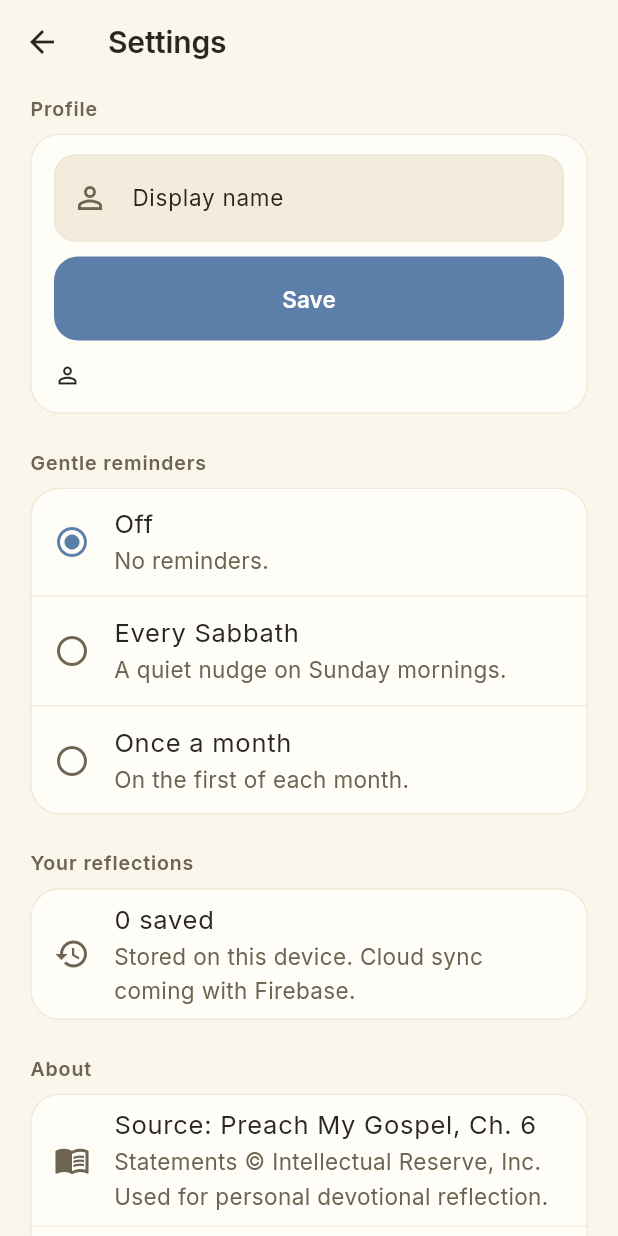
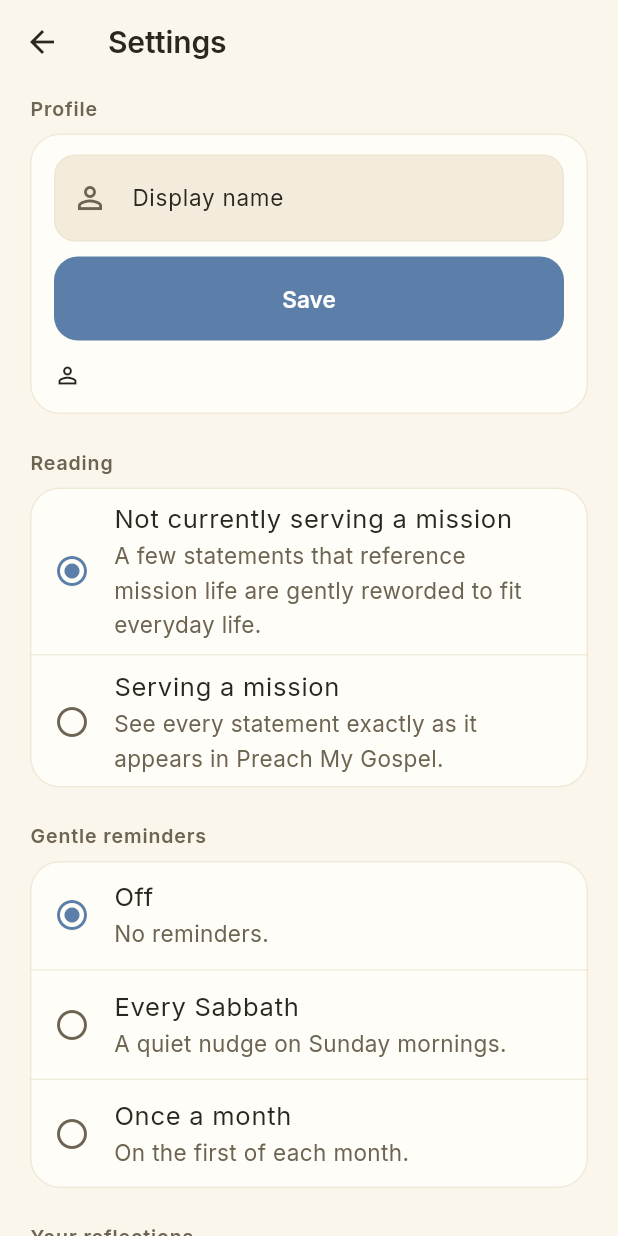
Before and after one commit to AirborneEagle/likehim, a Flutter app: the screen it shows once a user with an empty profile is signed in, after a tap on the "settings" icon, on a phone screen of 412 x 824 dp. Run offline on Flutter 3.47's test engine with Material 3 defaults, Android fonts, the phone set to English and light mode, and no system bars; our stand-ins replace cloud_firestore, firebase_auth, firebase_core, fl_chart, flutter_svg, google_fonts; accounts and stored records are empty; generated files the repository leaves out were written again.

Commit message:
Alternate phrasing for the four mission-specific statements
Most users of Like Him aren't currently serving a full-time mission,
so PMG statements that reference mission life land slightly off —
"happy and successful mission," "challenges of being a missionary,"
"my calling as a missionary," "obey the mission rules." Make
phrasing fit by adding a per-user audience preference.

Default is Audience.member (most users); a Settings toggle flips to
Audience.missionary to see the verbatim PMG wording. Same question
id and same conceptual attribute either way, so historical scores
keep tracking the same thing across the toggle.

Schema:
  Question.lifeText: alternate string for non-mission settings, null
    on the ~50 statements that work for everyone as-is.
  AssessmentService.audience + setAudience(): Audience.{member,
    missionary} persisted to users/{uid}.audienceIdx.

The four affected questions (hope_2, patience_3, diligence_4,
obedience_3) get a small italic "Adapted from Preach My Gospel for
non-mission settings." note under the rendered text when the
alternate is being shown — keeps the provenance honest.

Closes #2.

```diff
--- a/lib/data/claa_data.dart
+++ b/lib/data/claa_data.dart
@@ -156,6 +156,8 @@ const List<Attribute> kAttributes = [
       Question(
         id: 'hope_2',
         text: 'I am confident that I will have a happy and successful mission.',
+        lifeText:
+            'I am confident that I will have a happy and meaningful life.',
         scriptures: [
           ScriptureRef(
             ref: 'Doctrine and Covenants 31:3–5',
@@ -553,6 +555,8 @@ const List<Attribute> kAttributes = [
       Question(
         id: 'patience_3',
         text: 'I am patient with the challenges of being a missionary.',
+        lifeText:
+            'I am patient with the challenges of my own life and circumstances.',
         scriptures: [
           ScriptureRef(
             ref: 'Alma 17:11',
@@ -721,6 +725,8 @@ const List<Attribute> kAttributes = [
       Question(
         id: 'diligence_4',
         text: 'I focus my thoughts on my calling as a missionary.',
+        lifeText:
+            'I focus my thoughts on the work the Lord has given me to do.',
         scriptures: [
           ScriptureRef(
             ref: 'Doctrine and Covenants 4:2, 5',
@@ -804,6 +810,8 @@ const List<Attribute> kAttributes = [
         id: 'obedience_3',
         text:
             'I willingly obey the mission rules and follow the counsel of my leaders.',
+        lifeText:
+            'I willingly follow the commandments and the counsel of my church leaders.',
         scriptures: [
           ScriptureRef(
             ref: 'Hebrews 13:17',
--- a/lib/screens/attribute_detail_screen.dart
+++ b/lib/screens/attribute_detail_screen.dart
@@ -182,7 +182,10 @@ class AttributeDetailScreen extends StatelessWidget {
                               const SizedBox(width: 10),
                               Expanded(
                                 child: Text(
-                                  q.text,
+                                  (assessments.audience == Audience.member &&
+                                          q.lifeText != null)
+                                      ? q.lifeText!
+                                      : q.text,
                                   style: theme.textTheme.bodyMedium
                                       ?.copyWith(height: 1.4),
                                 ),
--- a/lib/screens/settings_screen.dart
+++ b/lib/screens/settings_screen.dart
@@ -114,6 +114,37 @@ class _SettingsScreenState extends State<SettingsScreen> {
                   ),
                 ],
               ),
+            ),
+          ),
+          const SizedBox(height: 24),
+          Text('Reading',
+              style: theme.textTheme.labelMedium?.copyWith(
+                color: scheme.onSurfaceVariant,
+                letterSpacing: 0.6,
+                fontWeight: FontWeight.w600,
+              )),
+          const SizedBox(height: 8),
+          Card(
+            child: Column(
+              children: [
+                _AudienceTile(
+                  audience: Audience.member,
+                  current: widget.assessments.audience,
+                  title: 'Not currently serving a mission',
+                  subtitle:
+                      'A few statements that reference mission life are gently reworded to fit everyday life.',
+                  onSelect: (a) => widget.assessments.setAudience(a),
+                ),
+                const Divider(height: 1),
+                _AudienceTile(
+                  audience: Audience.missionary,
+                  current: widget.assessments.audience,
+                  title: 'Serving a mission',
+                  subtitle:
+                      'See every statement exactly as it appears in Preach My Gospel.',
+                  onSelect: (a) => widget.assessments.setAudience(a),
+                ),
+              ],
             ),
           ),
           const SizedBox(height: 24),
@@ -261,6 +292,37 @@ class _SettingsScreenState extends State<SettingsScreen> {
   }
 }
 
+class _AudienceTile extends StatelessWidget {
+  final Audience audience;
+  final Audience current;
+  final String title;
+  final String subtitle;
+  final ValueChanged<Audience> onSelect;
+
+  const _AudienceTile({
+    required this.audience,
+    required this.current,
+    required this.title,
+    required this.subtitle,
+    required this.onSelect,
+  });
+
+  @override
+  Widget build(BuildContext context) {
+    final scheme = Theme.of(context).colorScheme;
+    final selected = audience == current;
+    return ListTile(
+      leading: Icon(
+        selected ? Icons.radio_button_checked : Icons.radio_button_off,
+        color: selected ? scheme.primary : scheme.onSurfaceVariant,
+      ),
+      title: Text(title),
+      subtitle: Text(subtitle),
+      onTap: () => onSelect(audience),
+    );
+  }
+}
+
 class _ReminderTile extends StatelessWidget {
   final ReminderCadence cadence;
   final ReminderCadence current;
--- a/lib/services/assessment_service.dart
+++ b/lib/services/assessment_service.dart
@@ -9,6 +9,12 @@ import '../data/claa_data.dart';
 import '../models/assessment.dart';
 
 enum ReminderCadence { off, weekly, monthly }
+
+/// Whether the user is currently serving a full-time mission. Drives which
+/// rendering of the four mission-specific statements they see — same
+/// question id, same conceptual attribute, just different phrasing.
+/// Default is [member] because most users aren't currently on a mission.
+enum Audience { member, missionary }
 
 /// Firestore-backed assessment store.
 ///
@@ -34,6 +40,7 @@ class AssessmentService extends ChangeNotifier {
   String? _focusAttributeId;
   DateTime? _focusSetAt;
   ReminderCadence _reminderCadence = ReminderCadence.off;
+  Audience _audience = Audience.member;
 
   StreamSubscription<QuerySnapshot<Map<String, dynamic>>>? _assessmentsSub;
   StreamSubscription<DocumentSnapshot<Map<String, dynamic>>>? _userDocSub;
@@ -45,6 +52,7 @@ class AssessmentService extends ChangeNotifier {
   String? get focusAttributeId => _focusAttributeId;
   DateTime? get focusSetAt => _focusSetAt;
   ReminderCadence get reminderCadence => _reminderCadence;
+  Audience get audience => _audience;
 
   Assessment? get latestComplete {
     final completed =
@@ -116,6 +124,9 @@ class AssessmentService extends ChangeNotifier {
     final cadenceIdx = (data['reminderCadenceIdx'] as int?) ?? 0;
     _reminderCadence = ReminderCadence
         .values[cadenceIdx.clamp(0, ReminderCadence.values.length - 1)];
+    final audienceIdx = (data['audienceIdx'] as int?) ?? 0;
+    _audience =
+        Audience.values[audienceIdx.clamp(0, Audience.values.length - 1)];
     notifyListeners();
   }
 
@@ -165,6 +176,16 @@ class AssessmentService extends ChangeNotifier {
     if (_userId == null) return;
     await _userDoc.set(
       {'reminderCadenceIdx': cadence.index},
+      SetOptions(merge: true),
+    );
+  }
+
+  Future<void> setAudience(Audience audience) async {
+    _audience = audience;
+    notifyListeners();
+    if (_userId == null) return;
+    await _userDoc.set(
+      {'audienceIdx': audience.index},
       SetOptions(merge: true),
     );
   }
```
Also changed, not shown: lib/models/question.dart (+7 -0 lines), lib/screens/questionnaire_screen.dart (+29 -6 lines).
